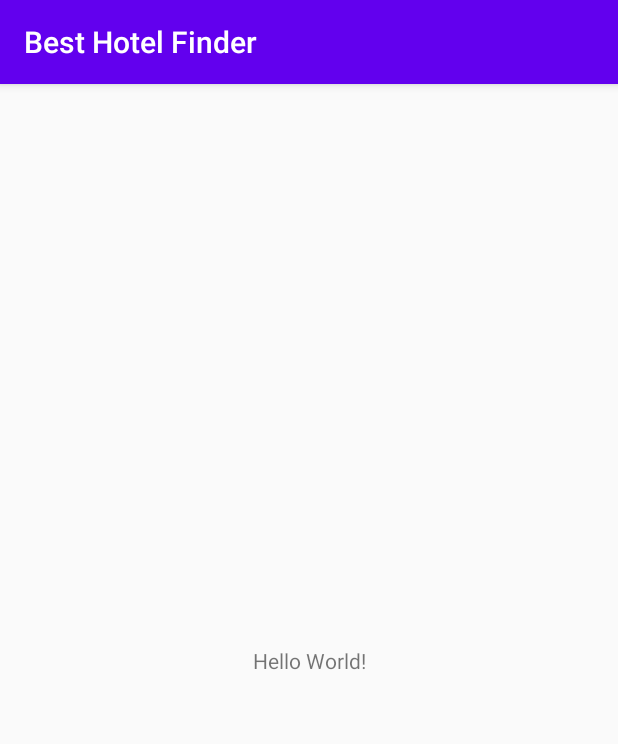
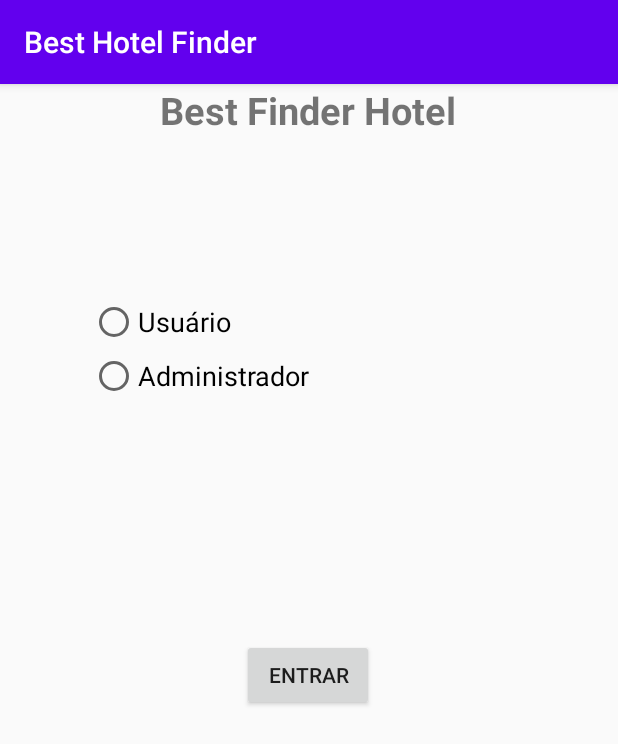
Before and after one commit to ThiagoMiranda27/Best-Hotel-Finder, an Android app: the screen it shows after launch (MainActivity), on a phone screen of 412 x 824 dp. Shown: the top 744 px of the screen. Run offline under Robolectric (Android 15) with nearby library versions, the phone set to English and light mode, and no system bars.

Commit message:
Main Screen v0.1 - User Screen - v0.01

```diff
--- a/app/src/main/AndroidManifest.xml
+++ b/app/src/main/AndroidManifest.xml
@@ -9,6 +9,7 @@
         android:roundIcon="@mipmap/ic_launcher_round"
         android:supportsRtl="true"
         android:theme="@style/AppTheme">
+        <activity android:name=".UserActivity"></activity>
         <activity android:name=".MainActivity">
             <intent-filter>
                 <action android:name="android.intent.action.MAIN" />
--- a/app/src/main/res/layout/activity_main.xml
+++ b/app/src/main/res/layout/activity_main.xml
@@ -7,12 +7,53 @@
     tools:context=".MainActivity">
 
     <TextView
+        android:id="@+id/txtHello"
         android:layout_width="wrap_content"
         android:layout_height="wrap_content"
-        android:text="Hello World!"
+        android:text="Best Finder Hotel"
+        android:textSize="25dp"
+        android:textStyle="bold"
+        app:layout_constraintEnd_toEndOf="parent"
+        app:layout_constraintHorizontal_bias="0.497"
+        app:layout_constraintStart_toStartOf="parent"
+        tools:layout_editor_absoluteY="192dp" />
+
+    <RadioGroup
+        android:id="@+id/radio_group"
+        android:layout_width="match_parent"
+        android:layout_height="wrap_content"
+        android:layout_marginTop="108dp"
+        app:layout_constraintStart_toStartOf="parent"
+        app:layout_constraintTop_toBottomOf="@id/txtHello">
+
+        <RadioButton
+            android:id="@+id/radio_usuario"
+            android:layout_width="match_parent"
+            android:layout_height="wrap_content"
+            android:layout_marginLeft="60dp"
+            android:text="Usuário"
+            android:textSize="18dp"></RadioButton>
+
+        <RadioButton
+            android:id="@+id/radio_admin"
+            android:layout_width="match_parent"
+            android:layout_height="wrap_content"
+            android:layout_marginLeft="60dp"
+            android:layout_marginTop="4dp"
+            android:text="Administrador"
+            android:textSize="18dp"></RadioButton>
+    </RadioGroup>
+
+    <Button
+        android:layout_width="wrap_content"
+        android:layout_height="wrap_content"
+        android:text="Entrar"
         app:layout_constraintBottom_toBottomOf="parent"
+        app:layout_constraintHorizontal_bias="0.498"
         app:layout_constraintLeft_toLeftOf="parent"
         app:layout_constraintRight_toRightOf="parent"
-        app:layout_constraintTop_toTopOf="parent" />
+        app:layout_constraintTop_toBottomOf="@+id/radio_group"
+        app:layout_constraintVertical_bias="0.313"></Button>
+
 
 </androidx.constraintlayout.widget.ConstraintLayout>
--- a/app/src/main/res/values/strings.xml
+++ b/app/src/main/res/values/strings.xml
@@ -1,3 +1,6 @@
 <resources>
     <string name="app_name">Best Hotel Finder</string>
+    <string name="vip">VIP</string>
+    <string name="regular">Regular</string>
+
 </resources>
```
Also changed, not shown: app/src/main/java/com/example/besthotelfinder/UserActivity.java (added, +23 -0 lines), app/src/main/res/layout/activity_user.xml (added, +94 -0 lines).
